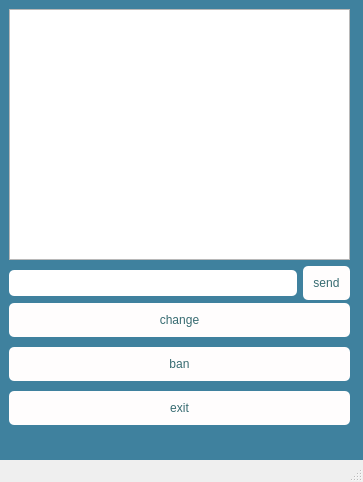
Qt form gui_for_game.ui (udazzZZ/cities_game_threads_plus_sockets) before a commit.
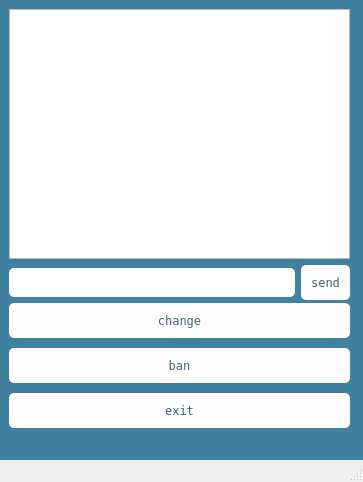
The same form after that commit. The open tabs and pages were chosen to show the change.

Commit message: multi-window added

```diff
--- a/gui_for_game.ui
+++ b/gui_for_game.ui
@@ -41,6 +41,11 @@
       <property name="enabled">
        <bool>true</bool>
       </property>
+      <property name="font">
+       <font>
+        <family>Terminal</family>
+       </font>
+      </property>
       <property name="currentIndex">
        <number>0</number>
       </property>
@@ -117,17 +122,36 @@
         </property>
         <layout class="QGridLayout" name="gridLayout_4">
          <item row="1" column="0">
-          <widget class="QLineEdit" name="input_2"/>
+          <widget class="QLineEdit" name="input_2">
+           <property name="font">
+            <font>
+             <family>Segoe UI Semibold</family>
+             <bold>true</bold>
+            </font>
+           </property>
+          </widget>
          </item>
          <item row="1" column="1">
           <widget class="QPushButton" name="send_2">
+           <property name="font">
+            <font>
+             <family>Terminal</family>
+            </font>
+           </property>
            <property name="text">
             <string>send</string>
            </property>
           </widget>
          </item>
          <item row="0" column="0" colspan="2">
-          <widget class="QTextEdit" name="output_2"/>
+          <widget class="QTextEdit" name="output_2">
+           <property name="font">
+            <font>
+             <family>Segoe UI Semibold</family>
+             <bold>true</bold>
+            </font>
+           </property>
+          </widget>
          </item>
         </layout>
        </widget>
@@ -137,12 +161,17 @@
           <x>0</x>
           <y>290</y>
           <width>341</width>
-          <height>131</height>
+          <height>134</height>
          </rect>
         </property>
         <layout class="QVBoxLayout" name="verticalLayout_2">
          <item>
           <widget class="QPushButton" name="change">
+           <property name="font">
+            <font>
+             <family>Terminal</family>
+            </font>
+           </property>
            <property name="text">
             <string>change</string>
            </property>
@@ -150,6 +179,11 @@
          </item>
          <item>
           <widget class="QPushButton" name="ban">
+           <property name="font">
+            <font>
+             <family>Terminal</family>
+            </font>
+           </property>
            <property name="text">
             <string>ban</string>
            </property>
@@ -157,6 +191,11 @@
          </item>
          <item>
           <widget class="QPushButton" name="exit">
+           <property name="font">
+            <font>
+             <family>Terminal</family>
+            </font>
+           </property>
            <property name="text">
             <string>exit</string>
            </property>
```
Left out of the diff: 58 changed lines with no effect on the pictures. The commit also changes 6 other files.
